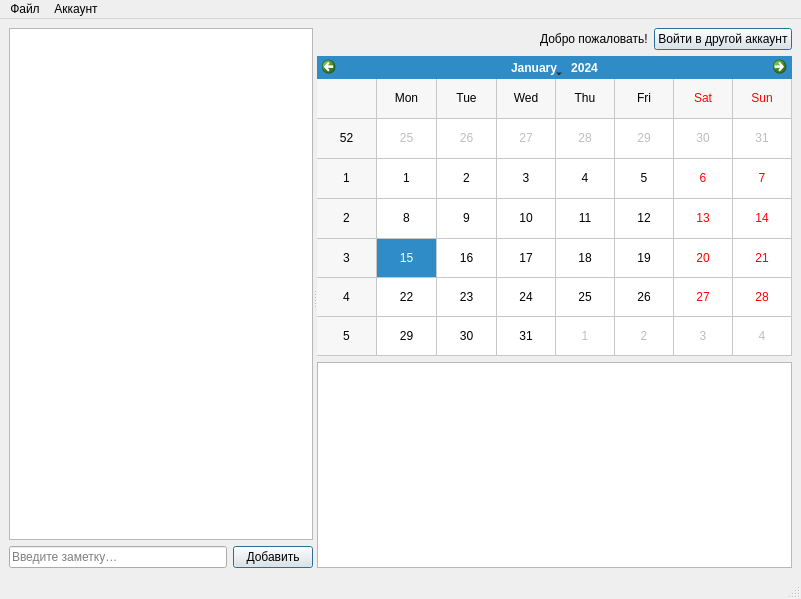
This is calendar.ui in Raimguzhinov/qt-bday-calendar as Qt 5 draws it before an edit. The edited form follows.
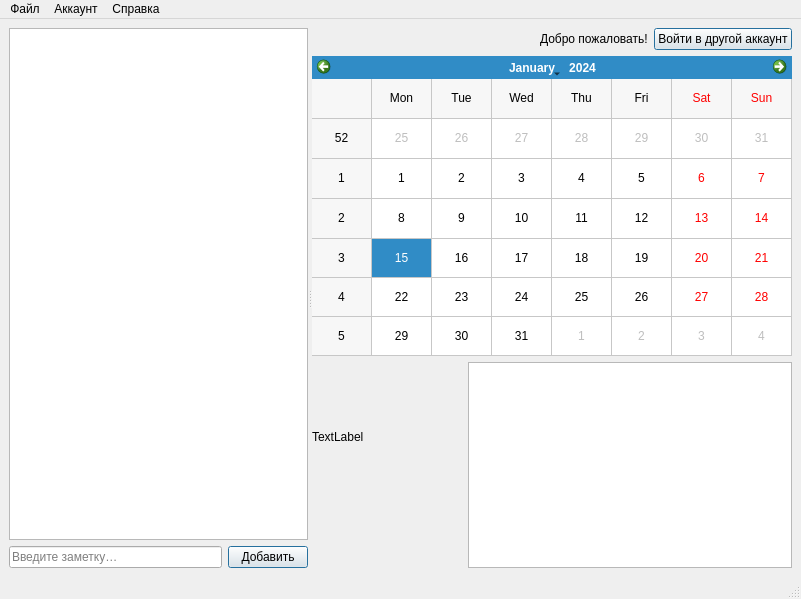
This is the edited form.

The edit to the form file:
```diff
--- a/calendar.ui
+++ b/calendar.ui
@@ -14,15 +14,15 @@
    <string>Calendar</string>
   </property>
   <widget class="QWidget" name="centralwidget">
-   <layout class="QGridLayout" name="gridLayout_3">
+   <layout class="QGridLayout" name="gridLayout_4">
     <item row="0" column="0">
      <widget class="QSplitter" name="splitter">
       <property name="orientation">
        <enum>Qt::Horizontal</enum>
       </property>
-      <widget class="QWidget" name="layoutWidget">
-       <layout class="QVBoxLayout" name="verticalLayout">
-        <item>
+      <widget class="QWidget" name="">
+       <layout class="QGridLayout" name="gridLayout">
+        <item row="0" column="0" colspan="2">
          <widget class="QTableView" name="tableView">
           <property name="gridStyle">
            <enum>Qt::SolidLine</enum>
@@ -32,9 +32,7 @@
           </property>
          </widget>
         </item>
-        <item>
-         <layout class="QHBoxLayout" name="horizontalLayout">
-          <item>
+        <item row="1" column="0">
            <widget class="QLineEdit" name="lineEdit">
             <property name="text">
              <string/>
@@ -50,7 +48,7 @@
             </property>
            </widget>
           </item>
-          <item>
+        <item row="1" column="1">
            <widget class="QPushButton" name="submitButton">
             <property name="text">
              <string>Добавить</string>
@@ -61,11 +59,9 @@
            </widget>
           </item>
          </layout>
-        </item>
-       </layout>
       </widget>
-      <widget class="QWidget" name="layoutWidget">
-       <layout class="QGridLayout" name="gridLayout">
+      <widget class="QWidget" name="">
+       <layout class="QGridLayout" name="gridLayout_3">
         <item row="0" column="0">
          <layout class="QGridLayout" name="gridLayout_2">
           <item row="0" column="2">
@@ -130,9 +126,49 @@
          </widget>
         </item>
         <item row="2" column="0">
+         <layout class="QHBoxLayout" name="horizontalLayout">
+          <item>
+           <layout class="QVBoxLayout" name="verticalLayout">
+            <item>
+             <widget class="QLabel" name="label_2">
+              <property name="minimumSize">
+               <size>
+                <width>150</width>
+                <height>150</height>
+               </size>
+              </property>
+              <property name="maximumSize">
+               <size>
+                <width>150</width>
+                <height>150</height>
+               </size>
+              </property>
+              <property name="text">
+               <string>TextLabel</string>
+              </property>
+             </widget>
+            </item>
+            <item>
+             <spacer name="verticalSpacer">
+              <property name="orientation">
+               <enum>Qt::Vertical</enum>
+              </property>
+              <property name="sizeHint" stdset="0">
+               <size>
+                <width>20</width>
+                <height>40</height>
+               </size>
+              </property>
+             </spacer>
+            </item>
+           </layout>
+          </item>
+          <item>
          <widget class="QTextEdit" name="bithdayInfo"/>
         </item>
        </layout>
+        </item>
+       </layout>
       </widget>
      </widget>
     </item>
@@ -160,8 +196,14 @@
     </property>
     <addaction name="action_2"/>
    </widget>
+   <widget class="QMenu" name="menu_3">
+    <property name="title">
+     <string>Справка</string>
+    </property>
+   </widget>
    <addaction name="menu"/>
    <addaction name="menu_2"/>
+   <addaction name="menu_3"/>
   </widget>
   <widget class="QStatusBar" name="statusbar"/>
   <action name="action">
```
Left out of the diff: 1 changed line with no effect on the pictures. Lines whose indentation alone changed are shown as unchanged.
